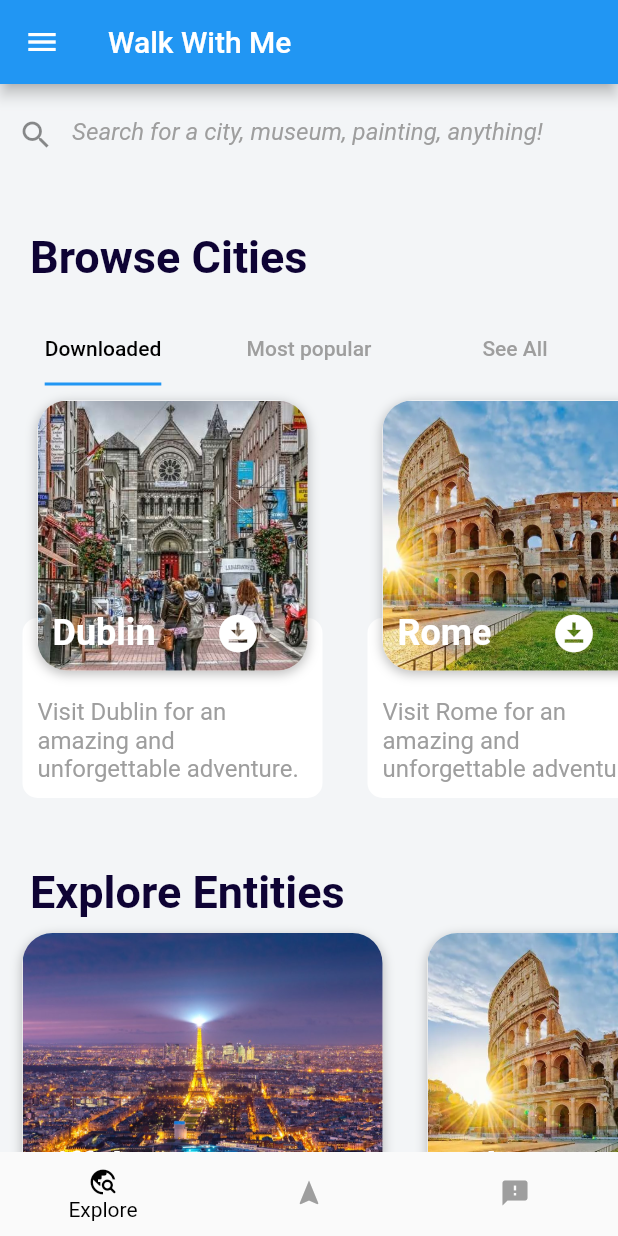
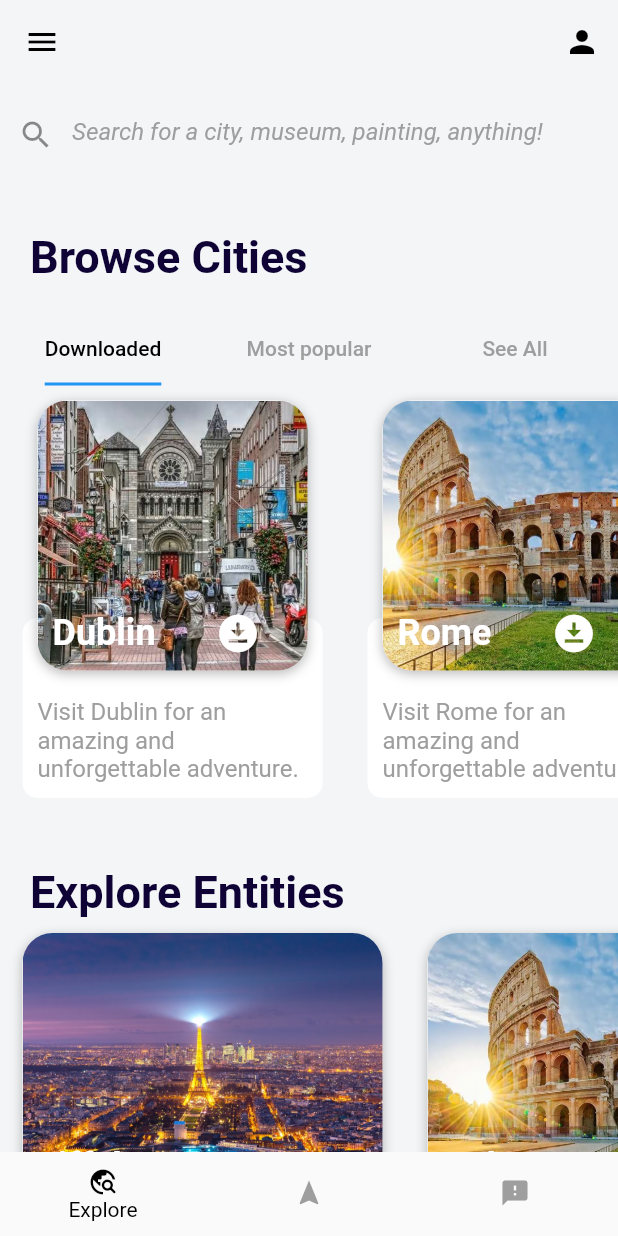
Before and after one commit to RahatIbnRafiq/walk_with_me, a Flutter app: the screen it shows once a user with an empty profile is signed in, on a phone screen of 412 x 824 dp. Run offline on Flutter 3.47's test engine with Material 2 defaults, Android fonts, the phone set to English and light mode, and no system bars; drawn by our look-alikes of flutter_typeahead; our stand-ins replace carousel_slider, firebase_auth, firebase_core, flutter_markdown, get; missing offline and left inert: feedback; accounts and stored records are empty; Roboto replaces fonts that are missing (Georgia).

Commit message:
Custom Appbar added

```diff
--- a/walk_with_me/lib/globals/constants.dart
+++ b/walk_with_me/lib/globals/constants.dart
@@ -1,4 +1,5 @@
 import 'package:flutter/material.dart';
+import 'package:walk_with_me/controllers/auth_controller.dart';
 
 class Constants {
   static const List<String> backgroundCityImages = [
@@ -13,7 +14,47 @@ class Constants {
   static const String carouselImagesAddress = "assets/images/";
   static const int maxPasswordLength = 6;
 
+  static AppBar getCustomAppBar(GlobalKey<ScaffoldState> scaffoldKey) {
+    return AppBar(
+      backgroundColor: primaryThemeData.scaffoldBackgroundColor,
+      elevation: 0.0,
+      leading: IconButton(
+        icon:
+            const Icon(Icons.menu, color: Colors.black), // set your color here
+        onPressed: () {
+          scaffoldKey.currentState!.openDrawer();
+        },
+      ),
+      actions: <Widget>[
+        PopupMenuButton<int>(
+          icon: const Icon(
+            Icons.person,
+            color: Colors.black,
+          ),
+          onSelected: (item) {
+            popUpMenuNavigations(item);
+          },
+          itemBuilder: (context) => [
+            const PopupMenuItem<int>(value: 1, child: Text('Settings')),
+            const PopupMenuItem<int>(value: 0, child: Text('Sign Out')),
+          ],
+        ),
+      ],
+    );
+  }
+
+  static void popUpMenuNavigations(int item) {
+    switch (item) {
+      case 0:
+        AuthController.instance.logOut();
+        break;
+      case 1:
+        break;
+    }
+  }
+
   static ThemeData primaryThemeData = ThemeData(
+    primaryIconTheme: const IconThemeData(color: Colors.black),
     inputDecorationTheme: const InputDecorationTheme(
       labelStyle: TextStyle(color: Colors.white),
       hintStyle: TextStyle(color: Colors.grey),
--- a/walk_with_me/lib/globals/messages.dart
+++ b/walk_with_me/lib/globals/messages.dart
@@ -21,6 +21,7 @@ class Messages extends Translations {
           'confirm_password': 'Confirm Password',
           'sign_up': 'Sign Up',
           'sign_in': 'Sign In',
+          'sign_out': 'Sign Out',
           'account_already': 'Already have an account?',
           'no_account_yet': 'Don\'t have an account yet?',
           'welcome': 'Welcome!',
--- a/walk_with_me/lib/screens/home_screen.dart
+++ b/walk_with_me/lib/screens/home_screen.dart
@@ -1,6 +1,7 @@
 import 'package:flutter/material.dart';
 import 'package:get/get.dart';
 import 'package:walk_with_me/controllers/bottom_nav_bar_controller.dart';
+import 'package:walk_with_me/globals/constants.dart';
 import 'package:walk_with_me/screens/contact_us_screen.dart';
 import 'package:walk_with_me/screens/discover_screen.dart';
 import 'package:walk_with_me/screens/mapview_screen.dart';
@@ -12,10 +13,12 @@ class HomeScreen extends StatelessWidget {
 
   @override
   Widget build(BuildContext context) {
+    final GlobalKey<ScaffoldState> scaffoldKey = GlobalKey();
     BottomNavigationBarController bottomNavBarController =
         Get.find<BottomNavigationBarController>();
     return Scaffold(
-      appBar: AppBar(title: Text('apptitle'.tr)),
+      key: scaffoldKey,
+      appBar: Constants.getCustomAppBar(scaffoldKey),
       drawer: const AppDrawer(),
       body: Obx(
         () => IndexedStack(
--- a/walk_with_me/lib/widgets/city_carousel.dart
+++ b/walk_with_me/lib/widgets/city_carousel.dart
@@ -69,7 +69,7 @@ class _CityCarouselState extends State<CityCarousel>
                     child: Stack(
                       children: [
                         Hero(
-                          tag: city.imageUrl,
+                          tag: 'city_' + city.imageUrl,
                           child: ClipRRect(
                             borderRadius: BorderRadius.circular(20.0),
                             child: Image(
--- a/walk_with_me/lib/widgets/entity_carousel.dart
+++ b/walk_with_me/lib/widgets/entity_carousel.dart
@@ -62,7 +62,7 @@ class EntityCarousel extends StatelessWidget {
                       child: Stack(
                         children: [
                           Hero(
-                            tag: entity.imageUrl,
+                            tag: 'entity_' + entity.imageUrl,
                             child: ClipRRect(
                               borderRadius: BorderRadius.circular(20.0),
                               child: Image(
```
Also changed, not shown: walk_with_me/lib/screens/discover_screen.dart (+0 -14 lines).
